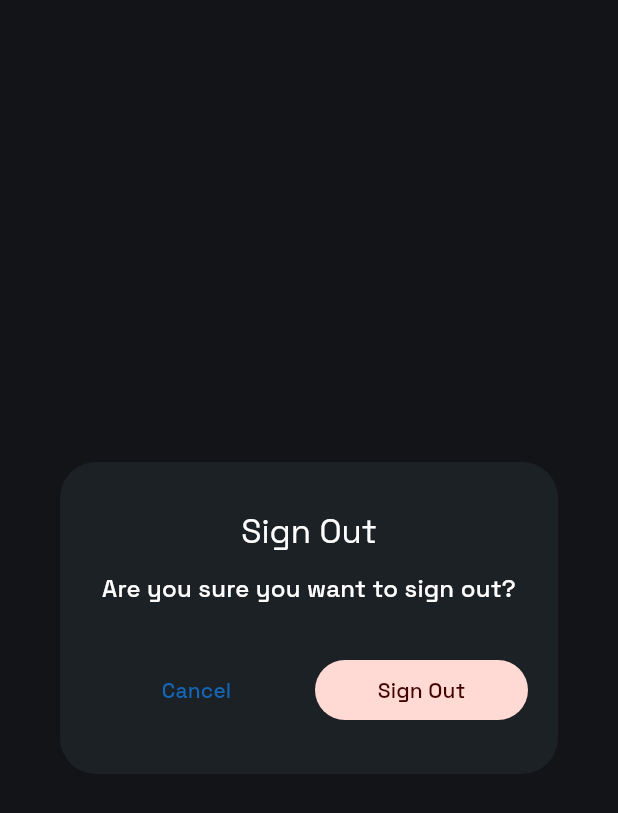
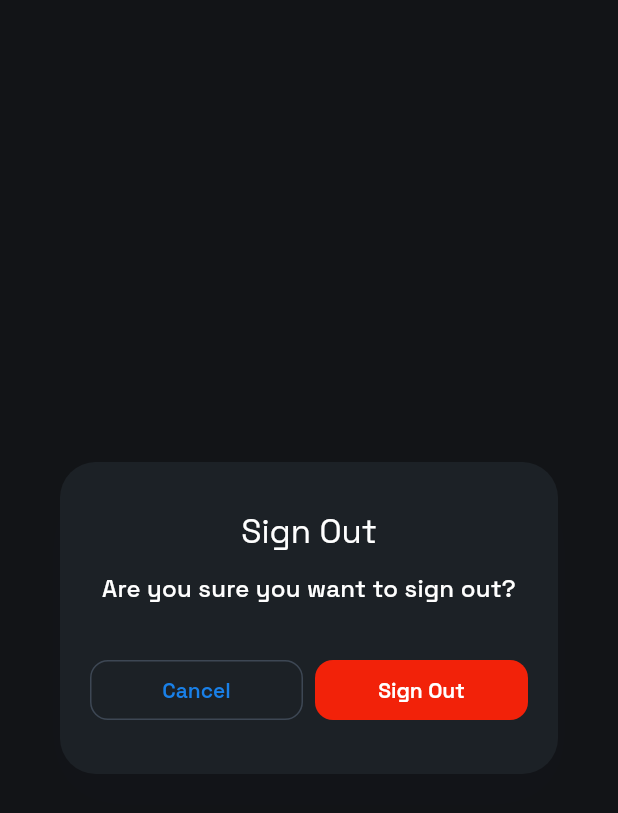
Before and after one commit to mehrzut/code_streak, a Flutter app: the SignOutDialog widget shown alone on an empty page, opened directly, on a phone screen of 412 x 824 dp. Shown: the top 813 px of the screen. Run offline on Flutter 3.47's test engine with Material 3 defaults, Android fonts, the light colour scheme and no system bars; our stand-ins replace appwrite, bloc, dio, firebase_core, firebase_messaging, flutter_animate and 10 more; accounts and stored records are empty; generated files the repository leaves out were written again; network calls fail.

Commit message:
button themes

```diff
--- a/lib/common/my_theme.dart
+++ b/lib/common/my_theme.dart
@@ -13,6 +13,46 @@ class MyTheme {
         padding: const EdgeInsets.all(16),
         backgroundColor: const Color(0xFF1466B8),
         foregroundColor: const Color(0xffffffff),
+        textStyle: TextStyle(
+          fontSize: 14,
+          fontFamily: GoogleFonts.spaceGrotesk().fontFamily,
+          fontWeight: FontWeight.w600,
+        ),
+        shape: RoundedRectangleBorder(
+          borderRadius: BorderRadius.circular(12),
+        ),
+      ),
+    ),
+    filledButtonTheme: FilledButtonThemeData(
+      style: FilledButton.styleFrom(
+        backgroundColor: const Color(0xFF1466B8),
+        foregroundColor: const Color(0xffffffff),
+        textStyle: TextStyle(
+          fontSize: 14,
+          fontFamily: GoogleFonts.spaceGrotesk().fontFamily,
+          fontWeight: FontWeight.w600,
+        ),
+        shape: RoundedRectangleBorder(
+          borderRadius: BorderRadius.circular(12),
+        ),
+      ),
+    ),
+    outlinedButtonTheme: OutlinedButtonThemeData(
+      style: OutlinedButton.styleFrom(
+        foregroundColor: const Color(0xFF1980E8),
+        textStyle: TextStyle(
+          fontSize: 14,
+          fontFamily: GoogleFonts.spaceGrotesk().fontFamily,
+          fontWeight: FontWeight.w600,
+        ),
+        shape: RoundedRectangleBorder(
+          borderRadius: BorderRadius.circular(12),
+        ),
+      ),
+    ),
+    textButtonTheme: TextButtonThemeData(
+      style: TextButton.styleFrom(
+        foregroundColor: const Color(0xFF1980E8),
         textStyle: TextStyle(
           fontSize: 14,
           fontFamily: GoogleFonts.spaceGrotesk().fontFamily,
--- a/lib/core/widget/dialog_widget.dart
+++ b/lib/core/widget/dialog_widget.dart
@@ -146,9 +146,9 @@ class DialogWidget extends StatelessWidget {
         return FilledButton(
             style: ButtonStyle(
               backgroundColor: WidgetStateProperty.all(
-                  Theme.of(context).colorScheme.errorContainer),
+                  Theme.of(context).colorScheme.error),
               foregroundColor: WidgetStateProperty.all(
-                  Theme.of(context).colorScheme.onErrorContainer),
+                  Theme.of(context).colorScheme.onError),
             ),
             onPressed: onPressed,
             child: child);
--- a/lib/features/auth/presentation/widgets/sign_out_dialog.dart
+++ b/lib/features/auth/presentation/widgets/sign_out_dialog.dart
@@ -14,7 +14,7 @@ class SignOutDialog extends StatelessWidget {
         buttons: [
           DialogButton(
             title: 'Cancel',
-            type: ButtonType.text,
+            type: ButtonType.outlined,
             value: false,
           ),
           DialogButton(
```
